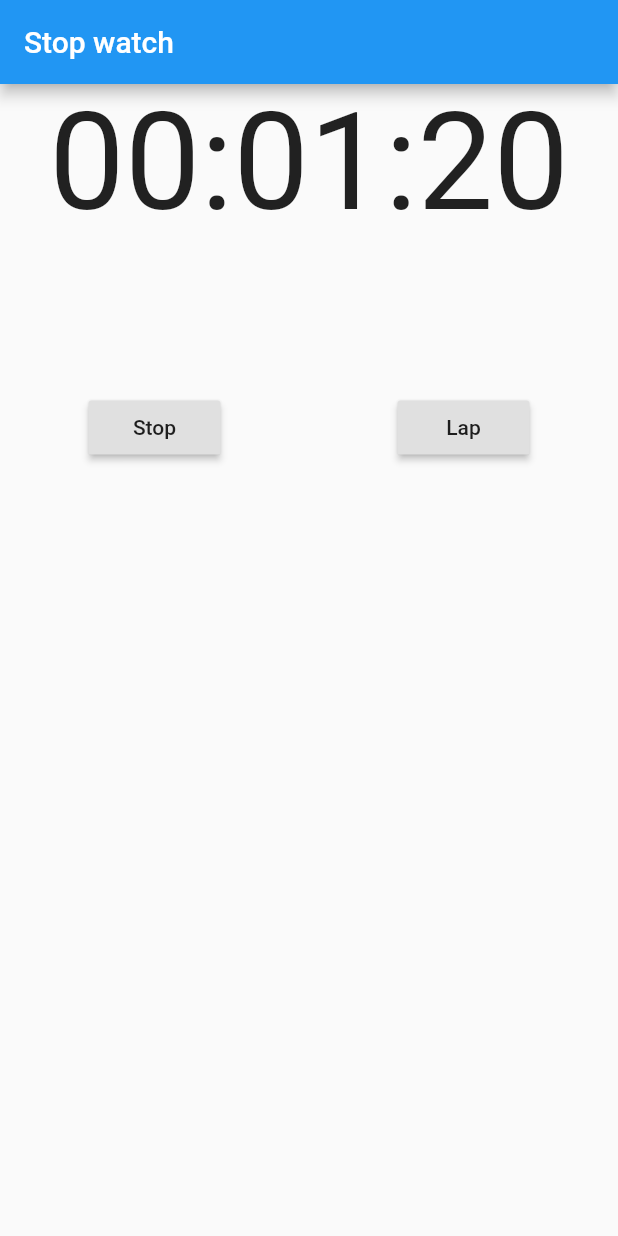
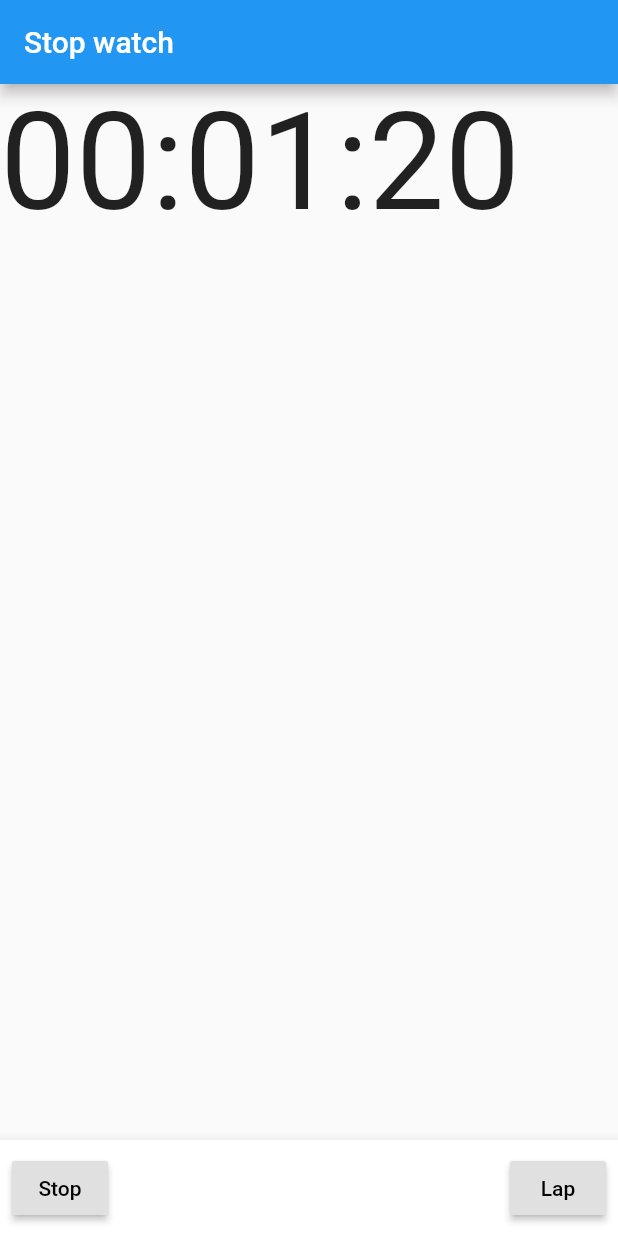
Before and after one commit to kelvinlien/flutterDemo, a Flutter app: the screen it shows after launch, after a tap on "Start", on a phone screen of 412 x 824 dp. Run offline on Flutter 3.47's test engine with Material 2 defaults, Android fonts, the phone set to English and light mode, and no system bars; our stand-ins replace bloc, flutter_bloc, sqflite; accounts and stored records are empty; statements that could not run were skipped.

Commit message:
feat: move buttons to bottomnavbar

```diff
--- a/blocSample/lib/database/db_helper.dart
+++ b/blocSample/lib/database/db_helper.dart
@@ -26,12 +26,8 @@ class DbHelper {
   }
 
   void _createDb(Database db, int newVersion) async {
-    await _db.execute("CREATE TABLE laps ("
-        "order INTEGER PRIMARY KEY,"
-        "minute INTEGER,"
-        "second INTEGER,"
-        "centisecond INTEGER"
-        ")");
+    await _db.execute(
+        'CREATE TABLE laps (order INTEGER PRIMARY KEY, minute INTEGER, second INTEGER, centisecond INTEGER)');
   }
 
   Future<void> insertLap(Lap lap) async {
--- a/blocSample/lib/main.dart
+++ b/blocSample/lib/main.dart
@@ -124,10 +124,13 @@ class _MyHomePageState extends State<MyHomePage> {
             SizedBox(
               height: 100,
             ),
-            BlocBuilder<StopWatchBloc, StopWatchState>(
-              builder: (context, state) {
-                return Row(
-                  mainAxisAlignment: MainAxisAlignment.spaceAround,
+          ],
+        ),
+      ),
+      bottomNavigationBar: BottomAppBar(
+        child: BlocBuilder<StopWatchBloc, StopWatchState>(
+          builder: (context, state) => ButtonBar(
+            alignment: MainAxisAlignment.spaceBetween,
             children: [
               !state.started
                   ? startButton
@@ -136,10 +139,7 @@ class _MyHomePageState extends State<MyHomePage> {
                   ? disabledResetButton
                   : state.running ? lapButton : resetButton
             ],
-                );
-              },
           ),
-          ],
         ),
       ),
     );
```
Lines whose indentation alone changed are shown as unchanged.
